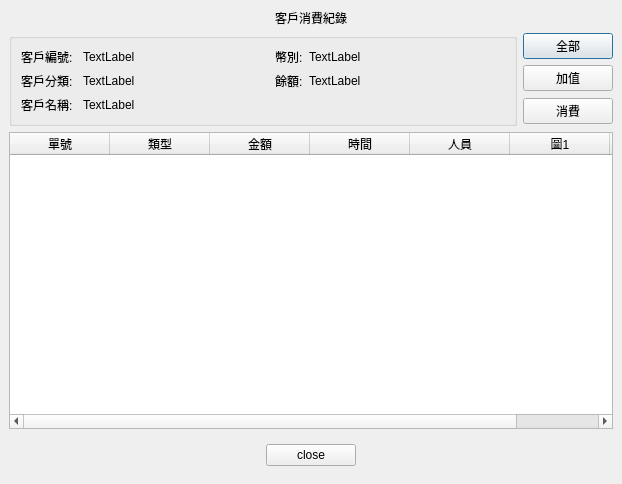
Above: src/AdbClient/StageCustomerService/DialogCustomerCostHistory.ui from roger0816/Adb before the change. Below: the same form after it.
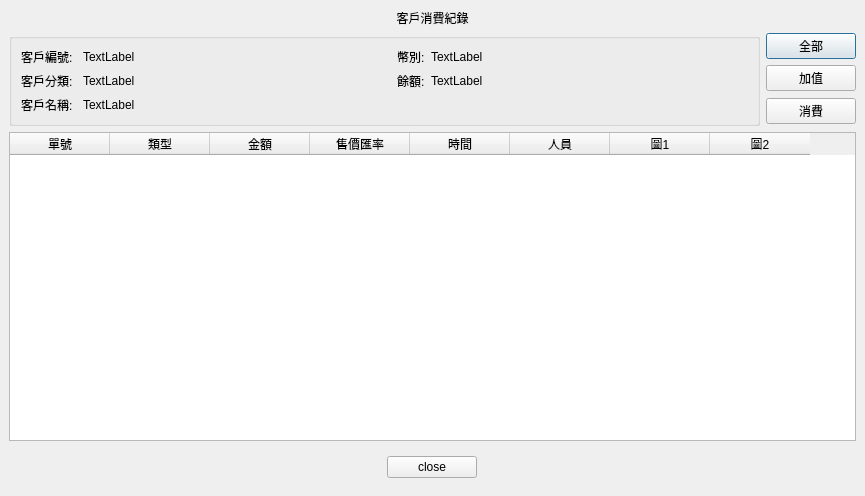
That is the form after the change.

Patch:
```diff
--- a/src/AdbClient/StageCustomerService/DialogCustomerCostHistory.ui
+++ b/src/AdbClient/StageCustomerService/DialogCustomerCostHistory.ui
@@ -6,8 +6,8 @@
    <rect>
     <x>0</x>
     <y>0</y>
-    <width>622</width>
-    <height>484</height>
+    <width>865</width>
+    <height>496</height>
    </rect>
   </property>
   <property name="windowTitle">
@@ -228,6 +228,11 @@
              <string>金額</string>
             </property>
            </column>
+           <column>
+            <property name="text">
+             <string>售價匯率</string>
+            </property>
+           </column>
            <column>
             <property name="text">
              <string>時間</string>
```
